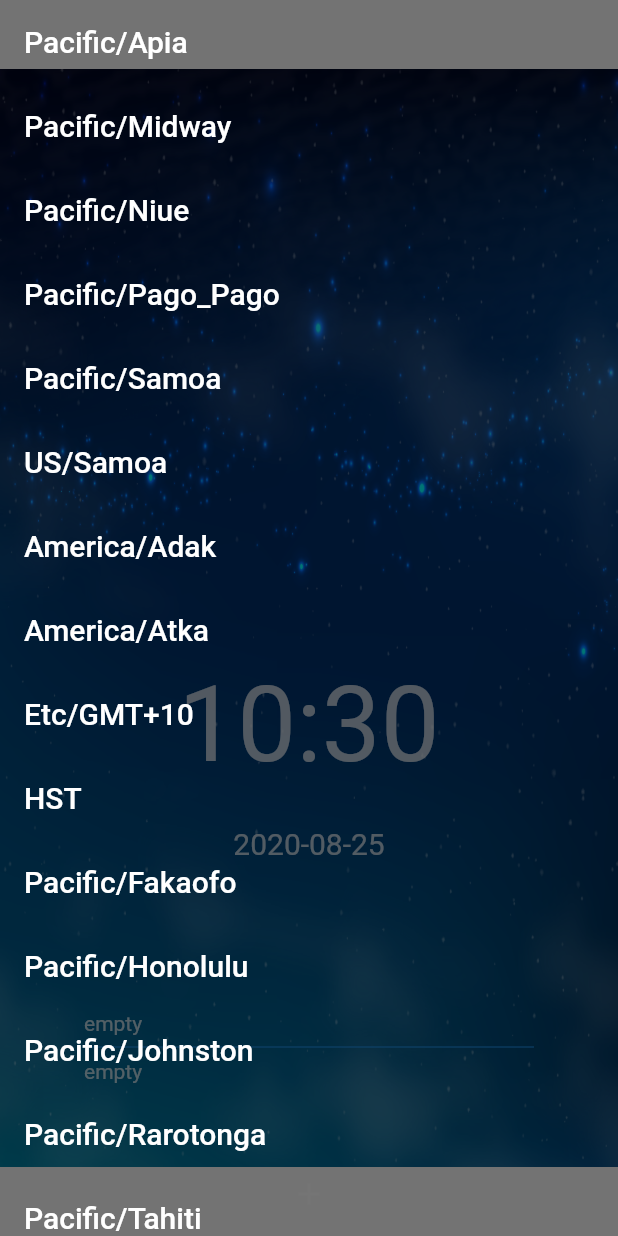
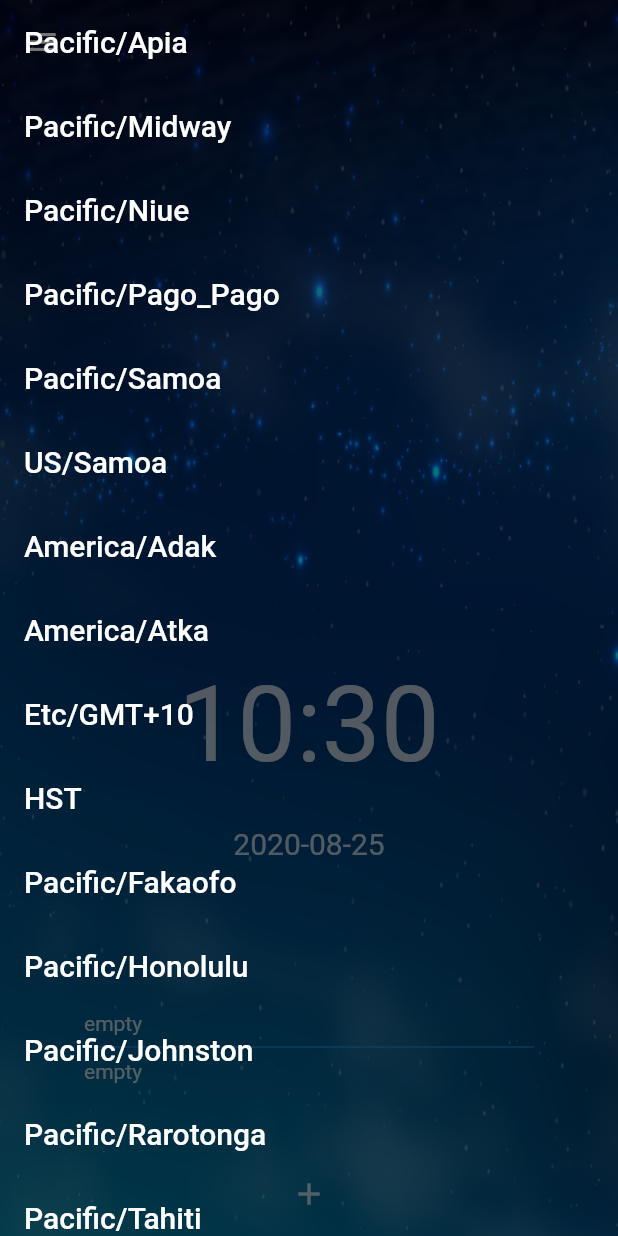
Before and after one commit to shi-xiaoli/Flutter_Clock, a Flutter app: the screen it shows after launch, in the side drawer, after a tap on the "add" icon, on a phone screen of 412 x 824 dp. Run offline on Flutter 3.47's test engine with Material 2 defaults, Android fonts, the phone set to English and light mode, and no system bars; our stand-ins replace flare_flutter; missing offline and left inert: flare_dart.

Commit message:
clock new structure tmp

```diff
--- a/lib/alarm.dart
+++ b/lib/alarm.dart
@@ -185,7 +185,7 @@ class _AlarmCreatePageState extends State<AlarmCreatePage> {
                     itemCount: 62),
               ))
         ,Positioned(child: Container(
-          child: ListView(children: [
+          child: ListView(children: [Text("")
             //TODO在这里加上闹钟的其他参数选择栏
           ],),
         ))
--- a/lib/clock.dart
+++ b/lib/clock.dart
@@ -1,18 +1,58 @@
+import 'package:flare_flutter/flare.dart';
+import 'package:flare_flutter/flare_actor.dart';
+import 'package:flare_flutter/flare_controller.dart';
 import 'package:flutter/material.dart';
 import 'dart:async';
+import 'package:flare_dart/math/mat2d.dart';
+
+const PI = 3.1415926;
+
 class CLockPage extends StatefulWidget {
-  CLockPage({Key key, this.title}) : super(key: key) {}
+  CLockPage({Key key, this.title}) : super(key: key) {
+    _timer = new Timer.periodic(Duration(milliseconds: 10), _setTime);
+    _pState = _ClockPageState(time: _time, date: _date);
+  }
   final String title;
+
+  Timer _timer;
+  _ClockPageState _pState;
+  String _date = "";
+  String _time = "";
+  void change_state() {
+    if (_pState.state == 0) {
+      _pState.state = 1;
+    } else {
+      _pState.state = 0;
+    }
+    _pState.setState(() {});
+  }
+
+  _setTime(Timer timer) {
+    int h = DateTime.now().hour.truncate();
+    int m = DateTime.now().minute.truncate();
+    _date = DateTime.now().toUtc().toString().split(" ")[0];
+    String hStr = (h % 100).toString().padLeft(2, '0');
+    String mStr = (m % 60).toString().padLeft(2, '0');
+    _time = '$hStr:$mStr';
+    _pState.update(_time, _date);
+  }
+
   @override
-  _ClockPageState _pState = _ClockPageState();
   _ClockPageState createState() => _pState;
+
+  @override
   Widget getDrawer() => _pState.buildZoneList();
 }
 
-class _ClockPageState extends State<CLockPage> {
-  Timer _timer;
-  String _time = "00:00";
-  String _date = "0000-00-00";
+class _ClockPageState extends State<CLockPage> with FlareController {
+  _ClockPageState({this.time, this.date}) {}
+  String time;
+  String date;
+  int state = 0;
+  ActorNode _hour_ptr;
+  ActorNode _min_ptr;
+  ActorNode _sec_ptr;
+
   List<String> _citys = [
     "Pacific/Apia",
     "Pacific/Midway",
@@ -609,42 +649,62 @@ class _ClockPageState extends State<CLockPage> {
     "Etc/GMT-14",
     "Pacific/Kiritimati",
   ];
+
+  @override
+  void setViewTransform(Mat2D viewTransform) {}
+
+  @override
+  void initialize(FlutterActorArtboard artboard) {
+    _hour_ptr = artboard.getNode("hour");
+    _min_ptr = artboard.getNode("minute");
+    _sec_ptr = artboard.getNode("seconds");
+  }
+
   @override
   void initState() {
     super.initState();
-    _timer = new Timer.periodic(Duration(milliseconds: 10), _setTime);
   }
 
-  _setTime(Timer timer) {
-    setState(() {
-      int h = DateTime.now().hour.truncate();
-      int m = DateTime.now().minute.truncate();
-      _date = DateTime.now().toUtc().toString().split(" ")[0];
-      String hStr = (h % 100).toString().padLeft(2, '0');
-      String mStr = (m % 60).toString().padLeft(2, '0');
-      _time = '$hStr:$mStr';
-    });
+  void update(String t, String d) {
+    time = t;
+    date = d;
+    setState(() {});
+  }
+
+  @override
+  bool advance(FlutterActorArtboard artboard, double elapsed) {
+    _sec_ptr.rotation = DateTime.now().second / 60.0 * 2 * PI;
+    _min_ptr.rotation = DateTime.now().minute / 60.0 * 2 * PI;
+    _hour_ptr.rotation = DateTime.now().hour / 24 * 4 * PI;
+    return true;
   }
 
   @override
   Widget build(BuildContext context) {
+    if (state == 0)
       return Stack(
         alignment: Alignment.center,
         children: [
           Positioned(
               bottom: 300,
               child: Container(
-              child: Text(_time,
+                child: Text(time,
                     style: TextStyle(color: Colors.white70, fontSize: 70)),
               )),
           Positioned(
               bottom: 250,
               child: Container(
-              child: Text(_date,
+                child: Text(date,
                     style: TextStyle(color: Colors.white70, fontSize: 20)),
               )),
         ],
       );
+    else
+      return Container(
+        width: 600,
+        height: 600,
+        child:FlareActor("assets/simulationClock.flr",
+          alignment: Alignment.center, fit: BoxFit.contain, controller: this));
   }
 
   Widget buildZoneList() {
--- a/lib/main.dart
+++ b/lib/main.dart
@@ -7,6 +7,8 @@ void main() {
   runApp(MyApp());
 }
 
+var _stopWatchPage = new StopWatchPage();
+var _alarmCreatePage = new AlarmCreatePage();
 const CLOCK_EVENT = "clockEvent";
 
 class MyApp extends StatelessWidget {
@@ -21,9 +23,9 @@ class MyApp extends StatelessWidget {
       ),
       home: MyHomePage(title: 'Flutter Demo Home Page'),
       routes: {
-        "StopWatch": (context) => StopWatchPage(),
+        "StopWatch": (context) => _stopWatchPage,
         "Home": (context) => MyHomePage(title: 'Flutter Demo Home Page'),
-        "Alarm": (context) => AlarmCreatePage(),
+        "Alarm": (context) => _alarmCreatePage,
       },
     );
   }
@@ -48,13 +50,25 @@ class _MyHomePageState extends State<MyHomePage> {
 
   @override
   Widget build(BuildContext context) {
-    return Scaffold(
-      body: ConstrainedBox(
-        constraints: BoxConstraints.expand(),
+    return Container(
+      decoration: BoxDecoration(
+          image: DecorationImage(
+        image: ExactAssetImage(
+            'assets/background.png'),
+        fit: BoxFit.cover,
+      )),
+    child: Scaffold(
+      backgroundColor: Colors.transparent,
+      appBar: AppBar(
+        backgroundColor: Colors.transparent,
+        shadowColor: Colors.transparent,
+        actions: [
+
+      ],),
+      body: Container(
         child: Stack(
           alignment: Alignment.center,
           children: [
-            Image(image: new AssetImage("assets/background.png")),
             Positioned(child: _mainpage),
             Positioned(
               bottom: 50,
@@ -73,7 +87,69 @@ class _MyHomePageState extends State<MyHomePage> {
               color: Colors.transparent,
               child: Text(""),
               onPressed: () {
-                Navigator.pushNamed(context, "StopWatch");
+                //Navigator.pushNamed(context, "StopWatch");
+                _mainpage.change_state();
+              },
+            )),
+          ],
+        ),
+      ),
+      drawer: _mainpage.getDrawer(),
+      floatingActionButtonLocation: FloatingActionButtonLocation.centerDocked,
+      floatingActionButton: FloatingActionButton(
+        elevation: 0,
+        backgroundColor: Colors.transparent,
+        foregroundColor: Colors.white70,
+        onPressed: () {
+          Navigator.pushNamed(context, "Alarm");
+        },
+        tooltip: 'Increment',
+        child: Icon(Icons.add),
+      ), // This trailing comma makes auto-formatting nicer for build methods.
+    ),);
+  }
+}
+
+/* Scaffold(
+      backgroundColor: Colors.transparent,
+      appBar: AppBar(
+        backgroundColor: Colors.transparent,
+        shadowColor: Colors.transparent,
+        actions: [
+
+      ],),
+      body: Container(
+        child: Stack(
+          alignment: Alignment.center,
+          children: [
+            Container(
+            decoration: BoxDecoration(
+          image: DecorationImage(
+            image: NetworkImage(
+                'https://img.zcool.cn/community/0372d195ac1cd55a8012062e3b16810.jpg'),
+            fit: BoxFit.cover,
+          ),
+        )),
+            Positioned(child: _mainpage),
+            Positioned(
+              bottom: 50,
+              child: Container(
+                height: 100,
+                width: 300,
+                child: NotifyPage(),
+              ),
+            ),
+            Positioned(
+                child: FlatButton(
+              height: 300,
+              minWidth: 300,
+              shape: CircleBorder(),
+              splashColor: Colors.white10,
+              color: Colors.transparent,
+              child: Text(""),
+              onPressed: () {
+                //Navigator.pushNamed(context, "StopWatch");
+                _mainpage.change_state();
               },
             )),
           ],
@@ -92,5 +168,4 @@ class _MyHomePageState extends State<MyHomePage> {
         child: Icon(Icons.add),
       ), // This trailing comma makes auto-formatting nicer for build methods.
     );
-  }
-}
+  }*/
--- a/pubspec.yaml
+++ b/pubspec.yaml
@@ -28,6 +28,7 @@ dependencies:
   # The following adds the Cupertino Icons font to your application.
   # Use with the CupertinoIcons class for iOS style icons.
   cupertino_icons: ^0.1.3
+  flare_flutter: ^1.0.11
 
 dev_dependencies:
   flutter_test:
```
Also changed, not shown: lib/stopwatch.dart (+30 -19 lines), pubspec.lock, 2 other files. Lines whose indentation alone changed are shown as unchanged.
